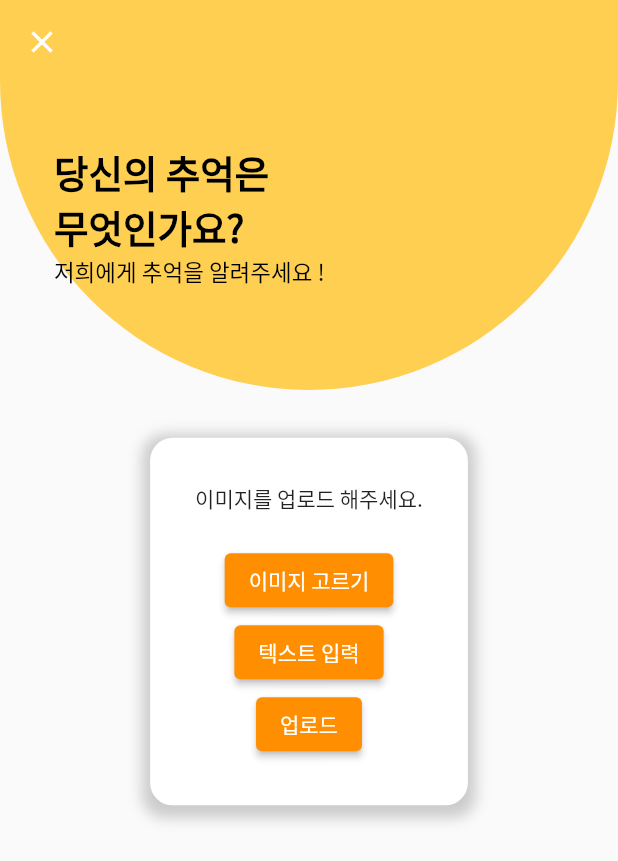
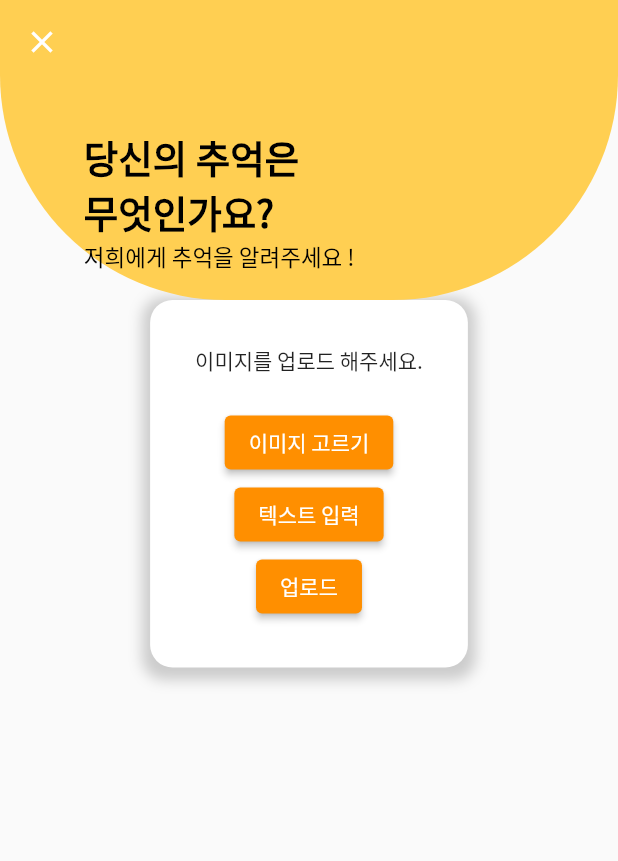
Before and after one commit to 6eom9eun/timeDam, a Flutter app: the Home screen opened directly, after a tap on the "create" icon, on a phone screen of 412 x 824 dp. Shown: the top 861 px of the screen. Run offline on Flutter 3.47's test engine with Material 2 defaults, Android fonts, the phone set to English and light mode, and no system bars; our stand-ins replace cloud_firestore, firebase_auth, firebase_core, firebase_storage, flutter_spinkit, google_sign_in and 2 more; accounts and stored records are empty; network calls fail; statements that could not run were skipped.

Commit message:
home꾸미기

```diff
--- a/lib/screens/home.dart
+++ b/lib/screens/home.dart
@@ -32,23 +32,30 @@ class _HomeState extends State<Home> {
                           SizedBox(height: 80),
                           CircleAvatar(
                             backgroundImage: NetworkImage(provider.userInformation!.profileUrl),
-                            radius: 35,
+                            radius: 40,
                             backgroundColor: Colors.transparent,
                           ),
                           Text(
                             provider.userInformation!.name,
                             style: TextStyle(
                               fontWeight: FontWeight.bold,
-                              fontSize: 18,
+                              fontSize: 23,
                             ),
                           ),
                           Text(
                             'remind your memory',
                             style: TextStyle(
                               color: Color(0xFFAAAAAA),
-                              fontSize: 12,
+                              fontSize: 16,
                             ),
                           ),
+                          Container(
+                            padding: EdgeInsets.only(top: 0),
+                            child: Align(
+                              alignment: Alignment.topCenter,
+                              child: buildGrid(),
+                            ),
+                          )
                         ],
                       );
                     } else {
@@ -56,8 +63,6 @@ class _HomeState extends State<Home> {
                     }
                   },
                 ),
-                SizedBox(height: 15),
-                buildGrid(),
               ],
             ),
           ),
--- a/lib/screens/myPage.dart
+++ b/lib/screens/myPage.dart
@@ -27,6 +27,7 @@ class _MyPageState extends State<MyPage> {
       child: SingleChildScrollView(
         child: Column(
           children: [
+            SizedBox(height: 90),
             Container(
               decoration: BoxDecoration(
                 color: Colors.white,
--- a/lib/screens/writePage.dart
+++ b/lib/screens/writePage.dart
@@ -148,7 +148,7 @@ class _WritePageState extends State<WritePage> {
   Widget build(BuildContext context) {
     return Scaffold(
       appBar: PreferredSize(
-        preferredSize: Size.fromHeight(260.0), // 앱바의 높이
+        preferredSize: Size.fromHeight(200.0), // 앱바의 높이
         child: AppBar(
           backgroundColor: Colors.transparent,
           elevation: 0,
@@ -163,17 +163,17 @@ class _WritePageState extends State<WritePage> {
             decoration: BoxDecoration(
               color: Color(0xFFFFCF52), // 앱바의 배경 색상 설정
               borderRadius: BorderRadius.vertical(
-                bottom: Radius.circular(220), // 앱바의 하단 모서리를 둥글게 설정
+                bottom: Radius.circular(150), // 앱바의 하단 모서리를 둥글게 설정
               ),
             ),
             child: Align(
-              alignment: Alignment(-0.8, 0),
+              alignment: Alignment(-0.6, 0),
               child: Padding(
                 padding: const EdgeInsets.all(16.0),
                 child: Column(
                   crossAxisAlignment: CrossAxisAlignment.start,
                   children: [
-                    SizedBox(height: 80),
+                    SizedBox(height: 70),
                     Text(
                       '당신의 추억은\n무엇인가요?',
                       style: TextStyle(
@@ -198,7 +198,7 @@ class _WritePageState extends State<WritePage> {
       ),
       body: Center(
         child: Align(
-          alignment: Alignment(0, -0.8),
+          alignment: Alignment.topCenter,
           child: Container(
             padding: EdgeInsets.all(30),
             decoration: BoxDecoration(
@@ -218,7 +218,14 @@ class _WritePageState extends State<WritePage> {
               children: [
                 _image == null
                     ? Text('이미지를 업로드 해주세요.')
-                    : Image.file(_image!),
+                    : Container(
+                  width: 200, // 원하는 너비로 설정
+                  height: 200, // 원하는 높이로 설정
+                  child: Image.file(
+                    _image!,
+                    fit: BoxFit.cover, // 이미지가 컨테이너를 채우도록 설정
+                  ),
+                ),
                 SizedBox(height: 20),
                 ElevatedButton(
                   onPressed: getImage,
--- a/lib/widgets/appDrawer.dart
+++ b/lib/widgets/appDrawer.dart
@@ -44,7 +44,7 @@ class AppDrawer extends StatelessWidget {
                             Text(
                               'remind your memory',
                               style: TextStyle(
-                                color: Colors.black.withOpacity(0.7),
+                                color: Color(0xFFAAAAAA),
                                 // Adjust opacity as needed
                                 fontSize: 13,
                               ),
--- a/lib/widgets/postbox_widget.dart
+++ b/lib/widgets/postbox_widget.dart
@@ -32,11 +32,13 @@ Widget buildGrid() {
       }
 
       return GridView.builder(
+        padding: EdgeInsets.all(18),
         itemCount: posts.length,
-        gridDelegate: SliverGridDelegateWithFixedCrossAxisCount(
-          crossAxisCount: 2,
-          crossAxisSpacing: 10.0,
-          mainAxisSpacing: 10.0,
+        gridDelegate: SliverGridDelegateWithMaxCrossAxisExtent(
+          maxCrossAxisExtent: 200, // 최대 너비를 200으로 설정
+          crossAxisSpacing: 18.0,
+          mainAxisSpacing: 18.0,
+          childAspectRatio: 3 / 4, // 너비와 높이의 비율을 3:4로 설정
         ),
         itemBuilder: (context, index) {
           var post = posts[index];
@@ -46,7 +48,9 @@ Widget buildGrid() {
             return Center(child: Text('이미지를 불러올 수 없습니다.'));
           }
 
-          return Image.network(
+          return ClipRRect(
+            borderRadius: BorderRadius.circular(20.0), // 모서리를 둥글게 만듭니다.
+            child: Image.network(
               imageUrl,
               fit: BoxFit.cover,
               loadingBuilder: (context, child, loadingProgress) {
@@ -56,6 +60,7 @@ Widget buildGrid() {
               errorBuilder: (context, error, stackTrace) {
                 return SizedBox.shrink();
               },
+            ),
           );
         },
         shrinkWrap: true,
```
Also changed, not shown: lib/screens/memoryPage.dart (+1 -35 lines), lib/widgets/post_widget.dart (deleted). Lines whose indentation alone changed are shown as unchanged.
